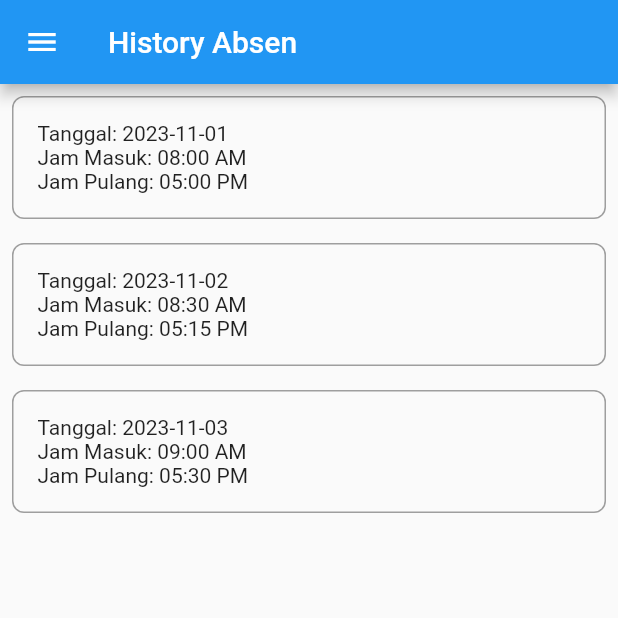
After one commit to caraka15/absen_kantor, a Flutter app: the HistoryAbsenPage screen opened directly, on a phone screen of 412 x 824 dp, the top half of it. The commit adds this screen. Run offline on Flutter 3.47's test engine with Material 2 defaults, Android fonts, the light colour scheme and no system bars.

Commit message:
menambah fitur historyAbsen

```diff
--- /dev/null
+++ b/lib/ui/historyAbsen.dart
@@ -0,0 +1,50 @@
+import 'package:absen_kantor/widget/sidebar.dart';
+import 'package:flutter/material.dart';
+
+class AbsenRecord {
+  final String tanggal;
+  final String jamMasuk;
+  final String jamPulang;
+
+  AbsenRecord({required this.tanggal, required this.jamMasuk, required this.jamPulang});
+}
+
+class HistoryAbsenPage extends StatelessWidget {
+  final List<AbsenRecord> absenRecords = [
+    AbsenRecord(tanggal: '2023-11-01', jamMasuk: '08:00 AM', jamPulang: '05:00 PM'),
+    AbsenRecord(tanggal: '2023-11-02', jamMasuk: '08:30 AM', jamPulang: '05:15 PM'),
+    AbsenRecord(tanggal: '2023-11-03', jamMasuk: '09:00 AM', jamPulang: '05:30 PM'),
+    // Tambahkan data absen lainnya sesuai kebutuhan
+  ];
+
+  @override
+  Widget build(BuildContext context) {
+    return Scaffold(
+      drawer: Sidebar(),
+      appBar: AppBar(
+        title: Text('History Absen'),
+      ),
+      body: ListView.builder(
+        itemCount: absenRecords.length,
+        itemBuilder: (context, index) {
+          return Container(
+            padding: EdgeInsets.all(16.0),
+            margin: EdgeInsets.all(8.0),
+            decoration: BoxDecoration(
+              border: Border.all(color: Colors.grey),
+              borderRadius: BorderRadius.circular(8.0),
+            ),
+            child: Column(
+              crossAxisAlignment: CrossAxisAlignment.start,
+              children: [
+                Text('Tanggal: ${absenRecords[index].tanggal}'),
+                Text('Jam Masuk: ${absenRecords[index].jamMasuk}'),
+                Text('Jam Pulang: ${absenRecords[index].jamPulang}'),
+              ],
+            ),
+          );
+        },
+      ),
+    );
+  }
+}
--- a/lib/widget/sidebar.dart
+++ b/lib/widget/sidebar.dart
@@ -1,5 +1,6 @@
 import 'package:absen_kantor/ui/LoginPage.dart';
 import 'package:absen_kantor/ui/absen.dart';
+import 'package:absen_kantor/ui/historyAbsen.dart';
 import 'package:flutter/material.dart';
 
 class Sidebar extends StatelessWidget {
@@ -11,12 +12,12 @@ class Sidebar extends StatelessWidget {
         padding: EdgeInsets.zero,
         children: [
           UserAccountsDrawerHeader(
-              accountName: Text("Caraka"),
-              accountEmail: Text("NIP : 17210390")),
+              accountName: Text("Caraka, Bagas"),
+              accountEmail: Text("NIP : 17210390, 17210256")),
           ListTile(
             leading: Icon(Icons.home),
             title: Text("Absen"),
-             onTap: () {
+            onTap: () {
               Navigator.pushAndRemoveUntil(
                   context,
                   MaterialPageRoute(builder: (context) => AbsenPage()),
@@ -26,7 +27,12 @@ class Sidebar extends StatelessWidget {
           ListTile(
             leading: Icon(Icons.history_edu),
             title: Text("Riwayat Absensi"),
-            onTap: () {},
+            onTap: () {
+              Navigator.pushAndRemoveUntil(
+                  context,
+                  MaterialPageRoute(builder: (context) => HistoryAbsenPage()),
+                  (Route<dynamic> route) => false);
+            },
           ),
           ListTile(
             leading: Icon(Icons.logout_rounded),
```
